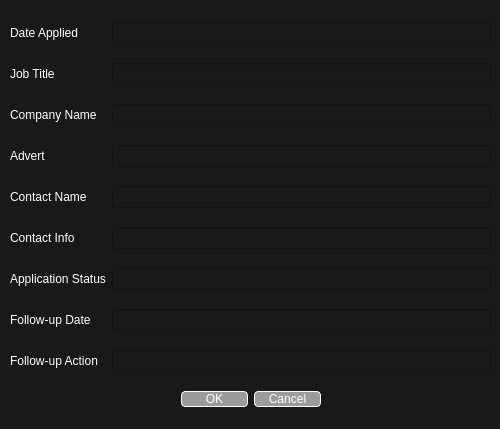
Qt form EditApplication/editappdialog.ui (SeargD/ApplicationTracker) before a commit.
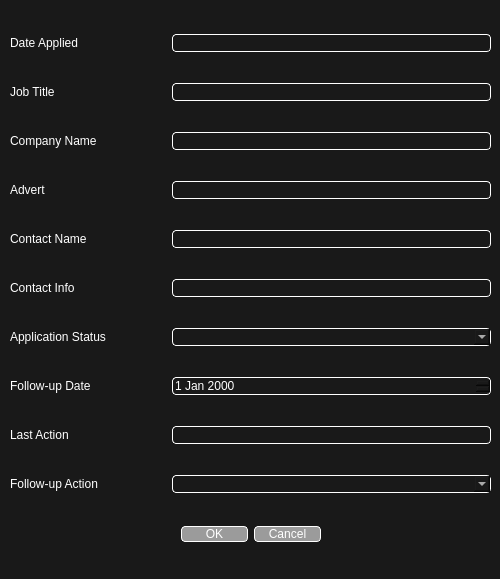
The same form after that commit.

Commit message:
Edit App form almost complete
Next stage, build out functions to return new/unchanged data to model.

Patch:
```diff
--- a/EditApplication/editappdialog.ui
+++ b/EditApplication/editappdialog.ui
@@ -7,7 +7,7 @@
     <x>0</x>
     <y>0</y>
     <width>500</width>
-    <height>429</height>
+    <height>579</height>
    </rect>
   </property>
   <property name="minimumSize">
@@ -29,65 +29,22 @@
      <x>10</x>
      <y>9</y>
      <width>481</width>
-     <height>411</height>
+     <height>561</height>
     </rect>
    </property>
    <layout class="QGridLayout" name="gridLayout">
-    <item row="3" column="1">
-     <widget class="QLineEdit" name="AdvertLink">
-      <property name="readOnly">
-       <bool>true</bool>
+    <item row="10" column="2">
+     <spacer name="horizontalSpacer_2">
+      <property name="orientation">
+       <enum>Qt::Horizontal</enum>
       </property>
-     </widget>
-    </item>
-    <item row="7" column="0">
-     <widget class="QLabel" name="lFollowUpDate">
-      <property name="text">
-       <string>Follow-up Date</string>
+      <property name="sizeHint" stdset="0">
+       <size>
+        <width>40</width>
+        <height>20</height>
+       </size>
       </property>
-     </widget>
-    </item>
-    <item row="4" column="0">
-     <widget class="QLabel" name="lContactName">
-      <property name="text">
-       <string>Contact Name</string>
-      </property>
-     </widget>
-    </item>
-    <item row="1" column="1">
-     <widget class="QLineEdit" name="JobTitle">
-      <property name="readOnly">
-       <bool>true</bool>
-      </property>
-     </widget>
-    </item>
-    <item row="6" column="0">
-     <widget class="QLabel" name="lApplicatiopnStatus">
-      <property name="text">
-       <string>Application Status</string>
-      </property>
-     </widget>
-    </item>
-    <item row="5" column="0">
-     <widget class="QLabel" name="lContactInfo">
-      <property name="text">
-       <string>Contact Info</string>
-      </property>
-     </widget>
-    </item>
-    <item row="3" column="0">
-     <widget class="QLabel" name="lAdvert">
-      <property name="text">
-       <string>Advert</string>
-      </property>
-     </widget>
-    </item>
-    <item row="0" column="0">
-     <widget class="QLabel" name="lDateApplied">
-      <property name="text">
-       <string>Date Applied</string>
-      </property>
-     </widget>
+     </spacer>
     </item>
     <item row="2" column="0">
      <widget class="QLabel" name="lCompanyName">
@@ -96,21 +53,31 @@
       </property>
      </widget>
     </item>
-    <item row="0" column="1">
-     <widget class="QLineEdit" name="DateApplied">
-      <property name="minimumSize">
+    <item row="8" column="0">
+     <widget class="QLabel" name="lLastAction">
+      <property name="text">
+       <string>Last Action</string>
+      </property>
+     </widget>
+    </item>
+    <item row="10" column="0">
+     <spacer name="horizontalSpacer">
+      <property name="orientation">
+       <enum>Qt::Horizontal</enum>
+      </property>
+      <property name="sizeHint" stdset="0">
        <size>
-        <width>120</width>
-        <height>0</height>
+        <width>40</width>
+        <height>20</height>
        </size>
       </property>
-      <property name="readOnly">
-       <bool>true</bool>
-      </property>
-     </widget>
+     </spacer>
     </item>
-    <item row="9" column="0" colspan="2">
+    <item row="10" column="1">
      <widget class="QDialogButtonBox" name="buttonBox">
+      <property name="cursor">
+       <cursorShape>PointingHandCursor</cursorShape>
+      </property>
       <property name="styleSheet">
        <string notr="true">min-width : 65px;
 background-color: rgb(155,155,155);
@@ -128,6 +95,34 @@
       </property>
      </widget>
     </item>
+    <item row="4" column="0">
+     <widget class="QLabel" name="lContactName">
+      <property name="text">
+       <string>Contact Name</string>
+      </property>
+     </widget>
+    </item>
+    <item row="6" column="0">
+     <widget class="QLabel" name="lApplicatiopnStatus">
+      <property name="text">
+       <string>Application Status</string>
+      </property>
+     </widget>
+    </item>
+    <item row="7" column="0">
+     <widget class="QLabel" name="lFollowUpDate">
+      <property name="text">
+       <string>Follow-up Date</string>
+      </property>
+     </widget>
+    </item>
+    <item row="0" column="0">
+     <widget class="QLabel" name="lDateApplied">
+      <property name="text">
+       <string>Date Applied</string>
+      </property>
+     </widget>
+    </item>
     <item row="1" column="0">
      <widget class="QLabel" name="lJobTitle">
       <property name="text">
@@ -135,34 +130,133 @@
       </property>
      </widget>
     </item>
-    <item row="2" column="1">
-     <widget class="QLineEdit" name="CompanyName">
-      <property name="readOnly">
-       <bool>true</bool>
-      </property>
-     </widget>
-    </item>
-    <item row="8" column="0">
+    <item row="9" column="0">
      <widget class="QLabel" name="lFollowUpAction">
       <property name="text">
        <string>Follow-up Action</string>
       </property>
      </widget>
     </item>
-    <item row="4" column="1">
-     <widget class="QLineEdit" name="ContactName"/>
+    <item row="3" column="0">
+     <widget class="QLabel" name="lAdvert">
+      <property name="text">
+       <string>Advert</string>
+      </property>
+     </widget>
     </item>
-    <item row="5" column="1">
-     <widget class="QLineEdit" name="ContactInfo"/>
+    <item row="5" column="0">
+     <widget class="QLabel" name="lContactInfo">
+      <property name="text">
+       <string>Contact Info</string>
+      </property>
+     </widget>
     </item>
-    <item row="6" column="1">
-     <widget class="QLineEdit" name="ApplicationStatus"/>
+    <item row="9" column="1" colspan="2">
+     <widget class="QComboBox" name="FollowUpAction">
+      <property name="styleSheet">
+       <string notr="true">border:1px solid rgb(255,255,255);
+border-radius: 4</string>
+      </property>
+      <property name="editable">
+       <bool>true</bool>
+      </property>
+     </widget>
     </item>
-    <item row="7" column="1">
-     <widget class="QLineEdit" name="FollowUpDate"/>
+    <item row="8" column="1" colspan="2">
+     <widget class="QLineEdit" name="LastAction">
+      <property name="styleSheet">
+       <string notr="true">border:1px solid rgb(255,255,255);
+border-radius: 4</string>
+      </property>
+      <property name="readOnly">
+       <bool>true</bool>
+      </property>
+     </widget>
     </item>
-    <item row="8" column="1">
-     <widget class="QLineEdit" name="FollowUpAction"/>
+    <item row="7" column="1" colspan="2">
+     <widget class="QDateEdit" name="FollowUpDate">
+      <property name="styleSheet">
+       <string notr="true">border:1px solid rgb(255,255,255);
+border-radius: 4</string>
+      </property>
+     </widget>
+    </item>
+    <item row="6" column="1" colspan="2">
+     <widget class="QComboBox" name="ApplicationStatus">
+      <property name="styleSheet">
+       <string notr="true">border:1px solid rgb(255,255,255);
+border-radius: 4</string>
+      </property>
+      <property name="editable">
+       <bool>true</bool>
+      </property>
+     </widget>
+    </item>
+    <item row="5" column="1" colspan="2">
+     <widget class="QLineEdit" name="ContactInfo">
+      <property name="styleSheet">
+       <string notr="true">border:1px solid rgb(255,255,255);
+border-radius: 4</string>
+      </property>
+     </widget>
+    </item>
+    <item row="4" column="1" colspan="2">
+     <widget class="QLineEdit" name="ContactName">
+      <property name="styleSheet">
+       <string notr="true">border:1px solid rgb(255,255,255);
+border-radius: 4</string>
+      </property>
+     </widget>
+    </item>
+    <item row="3" column="1" colspan="2">
+     <widget class="QLineEdit" name="AdvertLink">
+      <property name="styleSheet">
+       <string notr="true">border:1px solid rgb(255,255,255);
+border-radius: 4</string>
+      </property>
+      <property name="readOnly">
+       <bool>true</bool>
+      </property>
+     </widget>
+    </item>
+    <item row="2" column="1" colspan="2">
+     <widget class="QLineEdit" name="CompanyName">
+      <property name="styleSheet">
+       <string notr="true">border:1px solid rgb(255,255,255);
+border-radius: 4</string>
+      </property>
+      <property name="readOnly">
+       <bool>true</bool>
+      </property>
+     </widget>
+    </item>
+    <item row="1" column="1" colspan="2">
+     <widget class="QLineEdit" name="JobTitle">
+      <property name="styleSheet">
+       <string notr="true">border:1px solid rgb(255,255,255);
+border-radius: 4</string>
+      </property>
+      <property name="readOnly">
+       <bool>true</bool>
+      </property>
+     </widget>
+    </item>
+    <item row="0" column="1" colspan="2">
+     <widget class="QLineEdit" name="DateApplied">
+      <property name="minimumSize">
+       <size>
+        <width>120</width>
+        <height>0</height>
+       </size>
+      </property>
+      <property name="styleSheet">
+       <string notr="true">border:1px solid rgb(255,255,255);
+border-radius: 4</string>
+      </property>
+      <property name="readOnly">
+       <bool>true</bool>
+      </property>
+     </widget>
     </item>
    </layout>
   </widget>
```
The commit also changes 7 other files.
